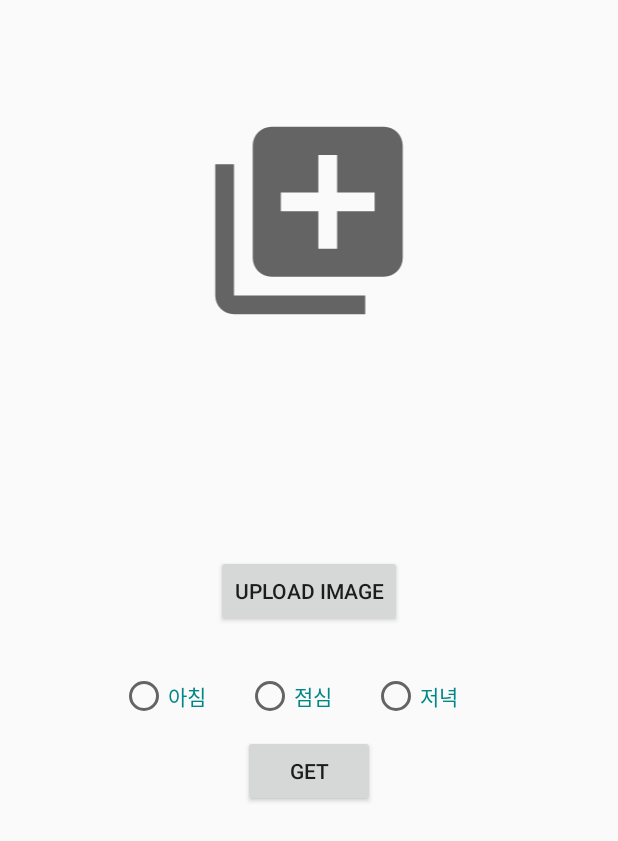
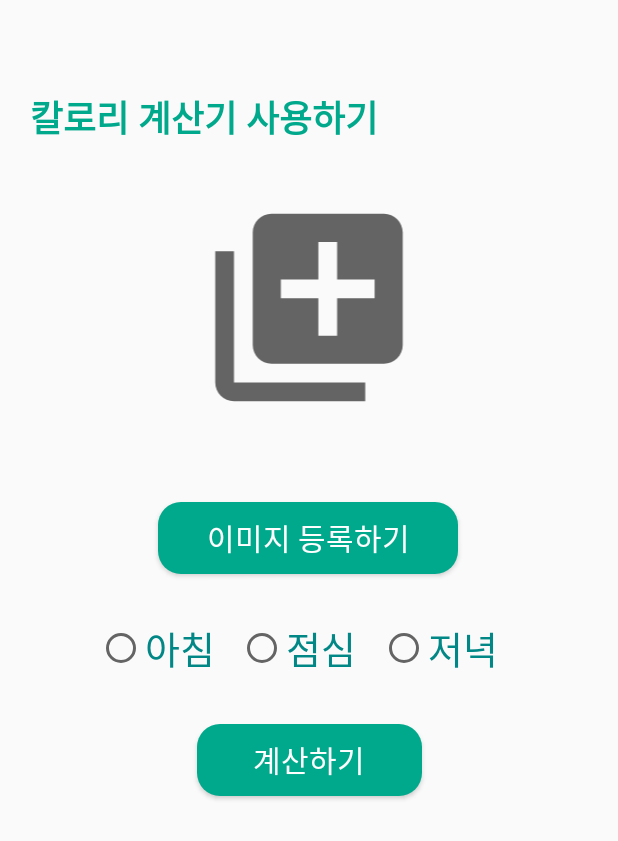
Before and after one commit to Blue-hyeon/Fooching, an Android app: the UploadActivity screen opened directly, with no data from a screen before it, on a phone screen of 412 x 824 dp. Shown: the top 841 px of the screen. Run offline under Robolectric (Android 15) with nearby library versions, the phone set to English and light mode, and no system bars; our stand-ins replace Firebase (no records; nobody signed in at launch, a user with empty details on screens opened directly); libraries missing offline, so code that uses them is left out: com.koushikdutta.ion; pictures from the network do not load.

Commit message:
chatroom and upload page fix

```diff
--- a/app/src/main/java/com/example/healthcare/chat/ChatFragment.java
+++ b/app/src/main/java/com/example/healthcare/chat/ChatFragment.java
@@ -55,7 +55,7 @@ public class ChatFragment extends Fragment {
         RecyclerView recyclerView  = (RecyclerView) view.findViewById(R.id.chatfragment_recyclerview);
         recyclerView.setAdapter(new ChatRecyclerViewAdapter());
         recyclerView.setLayoutManager(new LinearLayoutManager(inflater.getContext()));
-        button = (ImageButton) view.findViewById(R.id.chatItem_exit_button);
+//        button = (ImageButton) view.findViewById(R.id.chatItem_exit_button);
 //        button.setOnClickListener(new View.OnClickListener() {
 //            @Override
 //            public void onClick(View v) {
--- a/app/src/main/res/layout/activity_upload.xml
+++ b/app/src/main/res/layout/activity_upload.xml
@@ -5,22 +5,40 @@
     android:layout_width="match_parent"
     android:layout_height="match_parent"
     tools:context=".UploadActivity">
+
+    <TextView
+        android:id="@+id/home_title_tv"
+        android:layout_width="wrap_content"
+        android:layout_height="wrap_content"
+        android:text="칼로리 계산기 사용하기"
+        android:textColor="@color/maingreen"
+        android:textSize="24sp"
+        android:textStyle="bold"
+        android:layout_marginTop="60dp"
+        android:layout_marginStart="20dp"
+        app:layout_constraintTop_toTopOf="parent"
+        app:layout_constraintStart_toStartOf="parent"/>
+
     <Button
         android:id="@+id/uploadbtn"
-        android:layout_width="wrap_content"
+        android:layout_width="200dp"
         android:layout_height="wrap_content"
+        android:layout_marginTop="2dp"
         android:layout_marginBottom="8dp"
-        android:layout_marginTop="8dp"
-        android:text="Upload Image"
+        android:background="@drawable/background_button"
+        android:text="이미지 등록하기"
+        android:textColor="@color/white"
+        android:textSize="20dp"
         app:layout_constraintBottom_toBottomOf="parent"
         app:layout_constraintEnd_toEndOf="parent"
+        app:layout_constraintHorizontal_bias="0.498"
         app:layout_constraintStart_toStartOf="parent"
         app:layout_constraintTop_toBottomOf="@+id/imagetoupload"
-        app:layout_constraintVertical_bias="0.26" />
+        app:layout_constraintVertical_bias="0.109" />
 
     <RadioGroup
         android:id="@+id/radioGroup"
-        android:layout_width="40mm"
+        android:layout_width="45mm"
         android:layout_height="wrap_content"
         android:orientation="horizontal"
         android:layout_marginTop="30dp"
@@ -34,6 +52,7 @@
             android:layout_height="wrap_content"
             android:layout_weight="1"
             android:text="아침"
+            android:textSize="25dp"
             android:textColor="@color/teal_700" />
 
         <RadioButton
@@ -42,6 +61,7 @@
             android:layout_height="wrap_content"
             android:layout_weight="1"
             android:text="점심"
+            android:textSize="25dp"
             android:textColor="@color/teal_700" />
 
         <RadioButton
@@ -50,15 +70,19 @@
             android:layout_height="wrap_content"
             android:layout_weight="1"
             android:text="저녁"
+            android:textSize="25dp"
             android:textColor="@color/teal_700" />
 
     </RadioGroup>
     <Button
         android:id="@+id/btn_get"
-        android:layout_width="wrap_content"
+        android:layout_width="150dp"
         android:layout_height="wrap_content"
-        android:layout_marginTop="72dp"
-        android:text="GET"
+        android:layout_marginTop="100dp"
+        android:background="@drawable/background_button"
+        android:text="계산하기"
+        android:textColor="@color/white"
+        android:textSize="20dp"
         app:layout_constraintEnd_toEndOf="parent"
         app:layout_constraintStart_toStartOf="parent"
         app:layout_constraintTop_toBottomOf="@+id/uploadbtn"
@@ -67,7 +91,7 @@
         android:id="@+id/imagetoupload"
         android:layout_width="0dp"
         android:layout_height="150dp"
-        android:layout_marginTop="72dp"
+        android:layout_marginTop="130dp"
         app:layout_constraintEnd_toEndOf="parent"
         app:layout_constraintHorizontal_bias="0.0"
         app:layout_constraintStart_toStartOf="parent"
```
Also changed, not shown: app/src/main/java/com/example/healthcare/chat/MessageActivity.java (+5 -4 lines), app/src/main/res/layout/activity_message.xml (+23 -10 lines), app/src/main/res/layout/activity_upload_ocr.xml (+32 -7 lines), app/src/main/res/layout/fragment_mypage.xml (+0 -8 lines), app/src/main/res/layout/item_chatroom.xml (+0 -11 lines), app/src/main/res/drawable/calendericon.png (added), app/src/main/res/drawable/imageicon.png (added).
